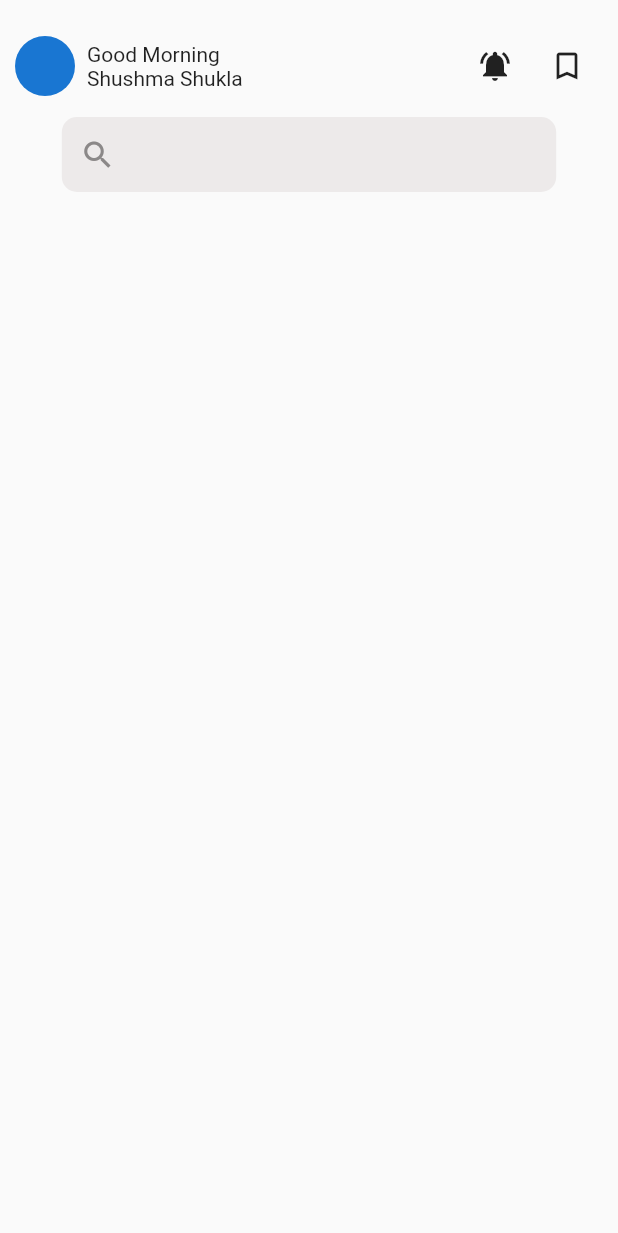
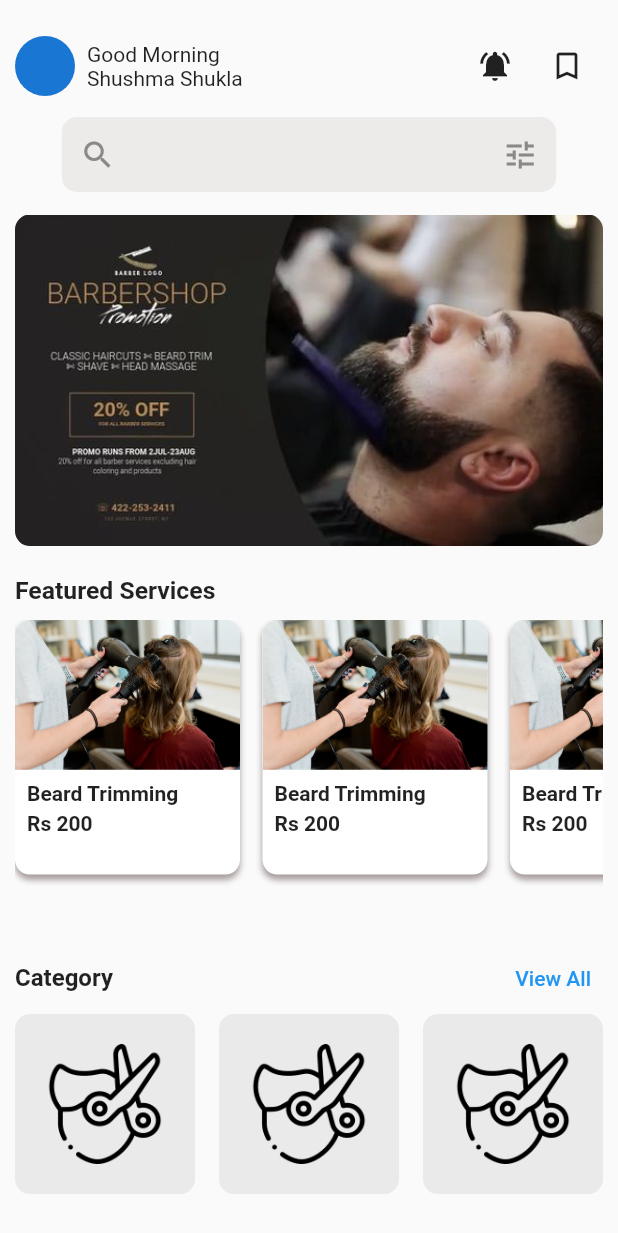
Before and after one commit to Simple-Genius/barber_shop, a Flutter app: the screen it shows after launch, on a phone screen of 412 x 824 dp. Shown: the top 1233 px of the screen. Run offline on Flutter 3.47's test engine with Material 2 defaults, Android fonts, the phone set to English and light mode, and no system bars; our stand-ins replace get.

Commit message:
New image files, barber_shop view in progress

```diff
--- a/lib/app/modules/barber_shop/views/barber_shop_view.dart
+++ b/lib/app/modules/barber_shop/views/barber_shop_view.dart
@@ -1,3 +1,5 @@
+import 'package:barber_shop/app/widgets/booking_card.dart';
+import 'package:barber_shop/app/widgets/category_card.dart';
 import 'package:flutter/material.dart';
 import 'package:get/get.dart';
 import '../controllers/barber_shop_controller.dart';
@@ -9,6 +11,7 @@ class BarberShopView extends GetView<BarberShopController> {
     return Scaffold(
         body: Padding(
       padding: const EdgeInsets.symmetric(vertical: 20.0, horizontal: 10),
+      child: SingleChildScrollView(
         child: Column(
           children: [
             Row(
@@ -46,11 +49,97 @@ class BarberShopView extends GetView<BarberShopController> {
                         color: Color.fromARGB(255, 139, 136, 136),
                       )),
                   Spacer(),
-                // IconButton(onPressed: (){}, icon: Icon(Icons.))
+                  IconButton(
+                      onPressed: () {},
+                      icon: Icon(
+                        Icons.tune_outlined,
+                        color: Color.fromARGB(255, 139, 136, 136),
+                      )),
                 ],
               ),
+            ),
+            SizedBox(
+              height: 15,
+            ),
+            ClipRRect(
+                borderRadius: BorderRadius.circular(10),
+                child: Image(image: AssetImage('images/pic2.jpg'))),
+            SizedBox(
+              height: 20,
+            ),
+            Align(
+                alignment: Alignment.centerLeft,
+                child: Text(
+                  'Featured Services',
+                  style: TextStyle(fontSize: 16.5, fontWeight: FontWeight.bold),
+                )),
+            SizedBox(
+              height: 10,
+            ),
+            const SingleChildScrollView(
+              padding: EdgeInsets.only(bottom: 10),
+              scrollDirection: Axis.horizontal,
+              child: Row(
+                children: [
+                  BookingCard(),
+                  SizedBox(
+                    width: 15,
+                  ),
+                  BookingCard(),
+                  SizedBox(
+                    width: 15,
+                  ),
+                  BookingCard(),
+                  SizedBox(
+                    width: 15,
                   )
                 ],
+              ),
+            ),
+            SizedBox(
+              height: 35,
+            ),
+            Row(
+              children: [
+                Text(
+                  'Category',
+                  style: TextStyle(fontWeight: FontWeight.bold, fontSize: 16),
+                ),
+                Spacer(),
+                TextButton(onPressed: () {}, child: Text('View All'))
+              ],
+            ),
+            Row(
+              mainAxisAlignment: MainAxisAlignment.spaceBetween,
+              children: [
+                CategoryBox(),
+                CategoryBox(),
+                CategoryBox(),
+              ],
+            ),
+            SizedBox(
+              height: 10,
+            ),
+            Row(
+              mainAxisAlignment: MainAxisAlignment.spaceBetween,
+              children: [
+                CategoryBox(),
+                CategoryBox(),
+                CategoryBox(),
+              ],
+            ),
+            SizedBox(
+              height: 20,
+            ),
+            Align(
+              alignment: Alignment.centerLeft,
+              child: Text(
+                'More Popular Services',
+                style: TextStyle(fontWeight: FontWeight.bold, fontSize: 16),
+              ),
+            ),
+          ],
+        ),
       ),
     ));
   }
--- /dev/null
+++ b/lib/app/widgets/booking_card.dart
@@ -0,0 +1,55 @@
+import 'package:flutter/material.dart';
+
+class BookingCard extends StatelessWidget {
+  const BookingCard({
+    super.key,
+  });
+
+  @override
+  Widget build(BuildContext context) {
+    return Container(
+      height: 170,
+      width: 150,
+      decoration: BoxDecoration(
+          color: Colors.white,
+          boxShadow: [
+            BoxShadow(
+              color: const Color.fromARGB(255, 167, 157, 157),
+              spreadRadius: 0,
+              blurRadius: 3,
+              offset: Offset(0, 3),
+            )
+          ],
+          borderRadius: BorderRadius.all(Radius.circular(10))),
+      child: Column(
+        children: [
+          ClipRRect(
+            borderRadius: BorderRadius.only(
+                topLeft: Radius.circular(10), topRight: Radius.circular(10)),
+            child: Image(
+              image: AssetImage('images/img2.jpeg'),
+            ),
+          ),
+          Padding(
+            padding: const EdgeInsets.only(top: 8.0, left: 8.0),
+            child: Align(
+                alignment: Alignment.centerLeft,
+                child: Text(
+                  'Beard Trimming',
+                  style: TextStyle(fontWeight: FontWeight.w700),
+                )),
+          ),
+          Padding(
+            padding: const EdgeInsets.only(top: 4.0, left: 8.0),
+            child: Align(
+                alignment: Alignment.centerLeft,
+                child: Text(
+                  'Rs 200',
+                  style: TextStyle(fontWeight: FontWeight.w700),
+                )),
+          )
+        ],
+      ),
+    );
+  }
+}
--- /dev/null
+++ b/lib/app/widgets/category_card.dart
@@ -0,0 +1,28 @@
+import 'package:flutter/material.dart';
+
+class CategoryBox extends StatelessWidget {
+  const CategoryBox({
+    super.key,
+  });
+
+  @override
+  Widget build(BuildContext context) {
+    return Column(
+      children: [
+        Container(
+          padding: EdgeInsets.all(20),
+          height: 120,
+          width: 120,
+          decoration: BoxDecoration(
+              color: Color.fromARGB(255, 235, 234, 234),
+              borderRadius: BorderRadius.circular(10)),
+          child: Image(image: AssetImage('images/icon1.png')),
+        ),
+        SizedBox(
+          height: 5,
+        ),
+        Text('Haircut'),
+      ],
+    );
+  }
+}
--- a/pubspec.yaml
+++ b/pubspec.yaml
@@ -19,4 +19,4 @@ dev_dependencies:
 flutter:
   uses-material-design: true
   assets:
-  - images/pic1.png
+  - images/
```
Also changed, not shown: images/icon1.png (added), images/icon2.png (added), images/icon3.png (added), images/icon4.png (added), images/icon5.png (added), images/icon6.png (added), images/icon7.png (added), images/img1.jpeg (added), images/img2.jpeg (added), images/img3.jpeg (added), images/img4.jpeg (added), images/img5.jpeg (added), images/pic2.jpg (added). Lines whose indentation alone changed are shown as unchanged.
